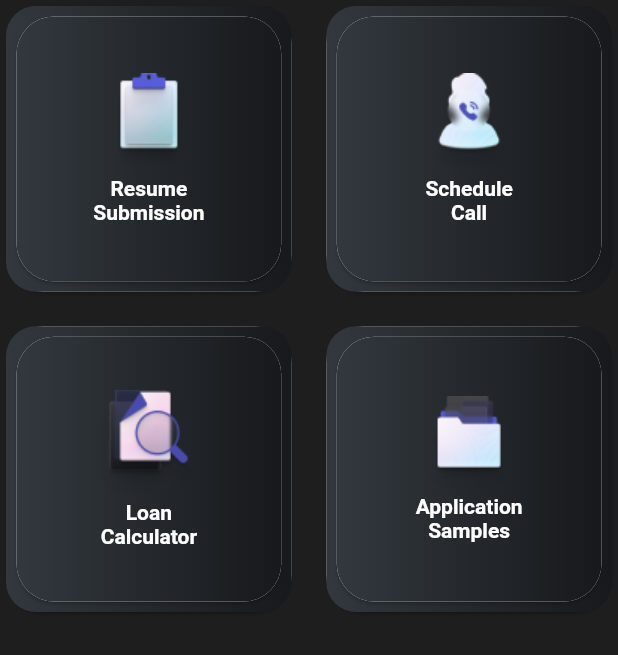
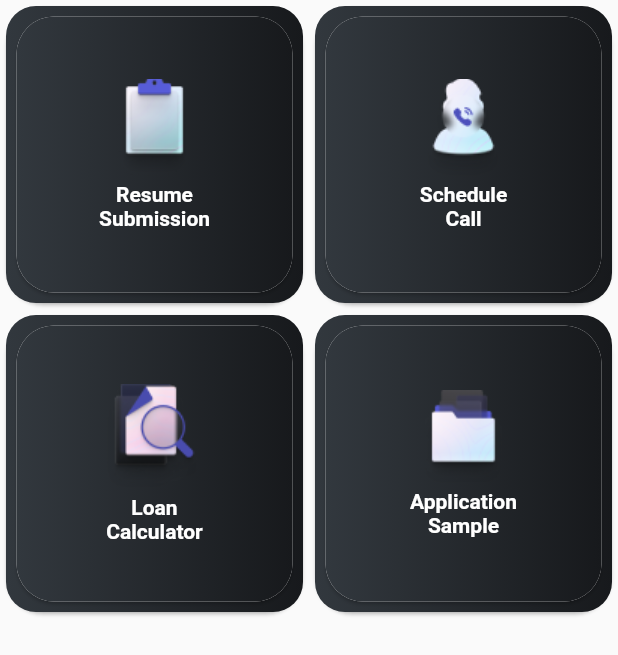
Before and after one commit to imbryan1999/DashCards, a Flutter app: the screen it shows after launch, on a phone screen of 412 x 824 dp. Shown: the top 655 px of the screen. Run offline on Flutter 3.47's test engine with Material 2 defaults, Android fonts, the phone set to English and light mode, and no system bars; Roboto replaces fonts that are missing (Circular Std).

Commit message:
Adding Cards in a static GridView.

```diff
--- /dev/null
+++ b/lib/dashcards.dart
@@ -0,0 +1,235 @@
+import 'package:flutter/material.dart';
+
+class DashCards extends StatefulWidget {
+  @override
+  _DashCardsState createState() => _DashCardsState();
+}
+
+class _DashCardsState extends State<DashCards> {
+  @override
+  Widget build(BuildContext context) {
+    return Container(
+      child: GridView.count(
+        crossAxisCount: 2,
+        children: <Widget>[
+          Card(
+            shape: RoundedRectangleBorder(
+              borderRadius: BorderRadius.circular(25.0),
+            ),
+            child: Container(
+              padding: EdgeInsets.all(3.0),
+              width: 142.45,
+              height: 179.22,
+              decoration: ShapeDecoration(
+                shape: RoundedRectangleBorder(
+                  borderRadius: BorderRadius.circular(20.0),
+                ),
+                gradient: LinearGradient(
+                    // card background color
+                    colors: [Color(0xff32383E), Color(0xff17191C)]),
+              ),
+              child: InkWell(
+                onTap: () {},
+                child: Card(
+                  shape: RoundedRectangleBorder(
+                    borderRadius: BorderRadius.circular(25.0),
+                  ),
+                  child: Container(
+                    width: 131.43,
+                    height: 165.43,
+                    decoration: ShapeDecoration(
+                      shape: RoundedRectangleBorder(
+                        borderRadius: BorderRadius.circular(25.0),
+                      ),
+                      gradient: LinearGradient(
+                          // card background color
+                          colors: [Color(0xff32383E), Color(0xff17191C)]),
+                    ),
+                    child: Column(
+                      mainAxisAlignment: MainAxisAlignment.center,
+                      children: [
+                        Image.asset('assets/resume_sub.png'),
+                        Text(
+                          'Resume \nSubmission',
+                          style: TextStyle(
+                            color: Colors.white,
+                            fontSize: 14.0,
+                            fontFamily: 'Circular Std',
+                            fontWeight: FontWeight.bold,
+                          ),
+                          textAlign: TextAlign.center,
+                        ),
+                      ],
+                    ),
+                  ),
+                ),
+              ),
+            ),
+          ),
+          Card(
+            shape: RoundedRectangleBorder(
+              borderRadius: BorderRadius.circular(25.0),
+            ),
+            child: Container(
+              padding: EdgeInsets.all(3.0),
+              width: 142.45,
+              height: 179.22,
+              decoration: ShapeDecoration(
+                shape: RoundedRectangleBorder(
+                  borderRadius: BorderRadius.circular(20.0),
+                ),
+                gradient: LinearGradient(
+                    // card background color
+                    colors: [Color(0xff32383E), Color(0xff17191C)]),
+              ),
+              child: InkWell(
+                onTap: () {},
+                child: Card(
+                  shape: RoundedRectangleBorder(
+                    borderRadius: BorderRadius.circular(25.0),
+                  ),
+                  child: Container(
+                    width: 131.43,
+                    height: 165.43,
+                    decoration: ShapeDecoration(
+                      shape: RoundedRectangleBorder(
+                        borderRadius: BorderRadius.circular(25.0),
+                      ),
+                      gradient: LinearGradient(
+                          // card background color
+                          colors: [Color(0xff32383E), Color(0xff17191C)]),
+                    ),
+                    child: Column(
+                      mainAxisAlignment: MainAxisAlignment.center,
+                      children: [
+                        Image.asset('assets/sch_call.png'),
+                        Text(
+                          'Schedule \nCall',
+                          style: TextStyle(
+                            color: Colors.white,
+                            fontSize: 14.0,
+                            fontFamily: 'Circular Std',
+                            fontWeight: FontWeight.bold,
+                          ),
+                          textAlign: TextAlign.center,
+                        ),
+                      ],
+                    ),
+                  ),
+                ),
+              ),
+            ),
+          ),
+          Card(
+            shape: RoundedRectangleBorder(
+              borderRadius: BorderRadius.circular(25.0),
+            ),
+            child: Container(
+              padding: EdgeInsets.all(3.0),
+              width: 142.45,
+              height: 179.22,
+              decoration: ShapeDecoration(
+                shape: RoundedRectangleBorder(
+                  borderRadius: BorderRadius.circular(20.0),
+                ),
+                gradient: LinearGradient(
+                    // card background color
+                    colors: [Color(0xff32383E), Color(0xff17191C)]),
+              ),
+              child: InkWell(
+                onTap: () {},
+                child: Card(
+                  shape: RoundedRectangleBorder(
+                    borderRadius: BorderRadius.circular(25.0),
+                  ),
+                  child: Container(
+                    width: 131.43,
+                    height: 165.43,
+                    decoration: ShapeDecoration(
+                      shape: RoundedRectangleBorder(
+                        borderRadius: BorderRadius.circular(25.0),
+                      ),
+                      gradient: LinearGradient(
+                          // card background color
+                          colors: [Color(0xff32383E), Color(0xff17191C)]),
+                    ),
+                    child: Column(
+                      mainAxisAlignment: MainAxisAlignment.center,
+                      children: [
+                        Image.asset('assets/percentage_cal.png'),
+                        Text(
+                          'Loan \nCalculator',
+                          style: TextStyle(
+                            color: Colors.white,
+                            fontSize: 14.0,
+                            fontFamily: 'Circular Std',
+                            fontWeight: FontWeight.bold,
+                          ),
+                          textAlign: TextAlign.center,
+                        ),
+                      ],
+                    ),
+                  ),
+                ),
+              ),
+            ),
+          ),
+          Card(
+            shape: RoundedRectangleBorder(
+              borderRadius: BorderRadius.circular(25.0),
+            ),
+            child: Container(
+              padding: EdgeInsets.all(3.0),
+              width: 142.45,
+              height: 179.22,
+              decoration: ShapeDecoration(
+                shape: RoundedRectangleBorder(
+                  borderRadius: BorderRadius.circular(20.0),
+                ),
+                gradient: LinearGradient(
+                    // card background color
+                    colors: [Color(0xff32383E), Color(0xff17191C)]),
+              ),
+              child: InkWell(
+                onTap: () {},
+                child: Card(
+                  shape: RoundedRectangleBorder(
+                    borderRadius: BorderRadius.circular(25.0),
+                  ),
+                  child: Container(
+                    width: 131.43,
+                    height: 165.43,
+                    decoration: ShapeDecoration(
+                      shape: RoundedRectangleBorder(
+                        borderRadius: BorderRadius.circular(25.0),
+                      ),
+                      gradient: LinearGradient(
+                          // card background color
+                          colors: [Color(0xff32383E), Color(0xff17191C)]),
+                    ),
+                    child: Column(
+                      mainAxisAlignment: MainAxisAlignment.center,
+                      children: [
+                        Image.asset('assets/app_sample.png'),
+                        Text(
+                          'Application \nSample',
+                          style: TextStyle(
+                            color: Colors.white,
+                            fontSize: 14.0,
+                            fontFamily: 'Circular Std',
+                            fontWeight: FontWeight.bold,
+                          ),
+                          textAlign: TextAlign.center,
+                        ),
+                      ],
+                    ),
+                  ),
+                ),
+              ),
+            ),
+          ),
+        ],
+      ),
+    );
+  }
+}
--- a/lib/main.dart
+++ b/lib/main.dart
@@ -1,5 +1,6 @@
 import 'package:flutter/material.dart';
 import 'package:navigate_route/card_model/card_main.dart';
+import 'dashcards.dart';
 
 void main() => runApp(MyApp());
 
@@ -13,7 +14,7 @@ class MyApp extends StatelessWidget {
       ),
       home: Scaffold(
         body: SafeArea(
-          child: DashCardApp(),
+          child: DashCards(),
         ),
       ),
     );
```
